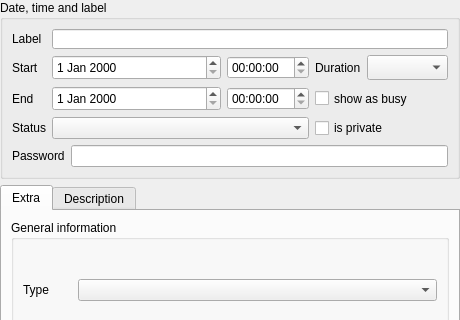
FreeHealth/freehealth, file libs/calendar/item_editor_widget.ui: the form before one commit; both pictures show x 0 to 460 and y 0 to 320 of the 460 by 473 pixel window.
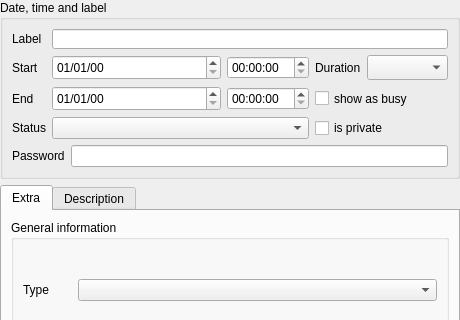
The form after the commit.

Commit message: standardization of date format in all QDateEdit

The edit to the form file:
```diff
--- a/libs/calendar/item_editor_widget.ui
+++ b/libs/calendar/item_editor_widget.ui
@@ -173,6 +173,9 @@
           <height>16777215</height>
          </size>
         </property>
+        <property name="displayFormat">
+         <string notr="true">dd/MM/yy</string>
+        </property>
        </widget>
       </item>
       <item row="3" column="1" colspan="2">
@@ -189,6 +192,9 @@
           <height>16777215</height>
          </size>
         </property>
+        <property name="displayFormat">
+         <string notr="true">dd/MM/yy</string>
+        </property>
        </widget>
       </item>
       <item row="2" column="3">
```
The commit also changes 32 other files.
